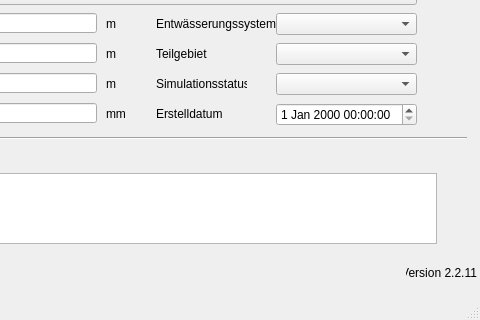
First picture: the form in qkan/database/templates/haltungen.ui, repository hoettges/QKan, before the edit; both pictures show x 164 to 644 and y 227 to 547 of the 644 by 547 pixel window.
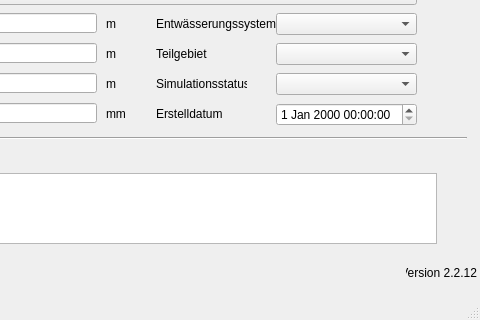
Second picture: the form after the edit. Custom widgets are drawn as their Qt base class.

What changed in the file:
```diff
--- a/qkan/database/templates/haltungen.ui
+++ b/qkan/database/templates/haltungen.ui
@@ -521,7 +521,7 @@
      <string>Version QKan Import</string>
     </property>
     <property name="text">
-     <string>Version 2.2.11</string>
+     <string>Version 2.2.12</string>
     </property>
     <property name="alignment">
      <set>Qt::AlignRight|Qt::AlignTrailing|Qt::AlignVCenter</set>
```
